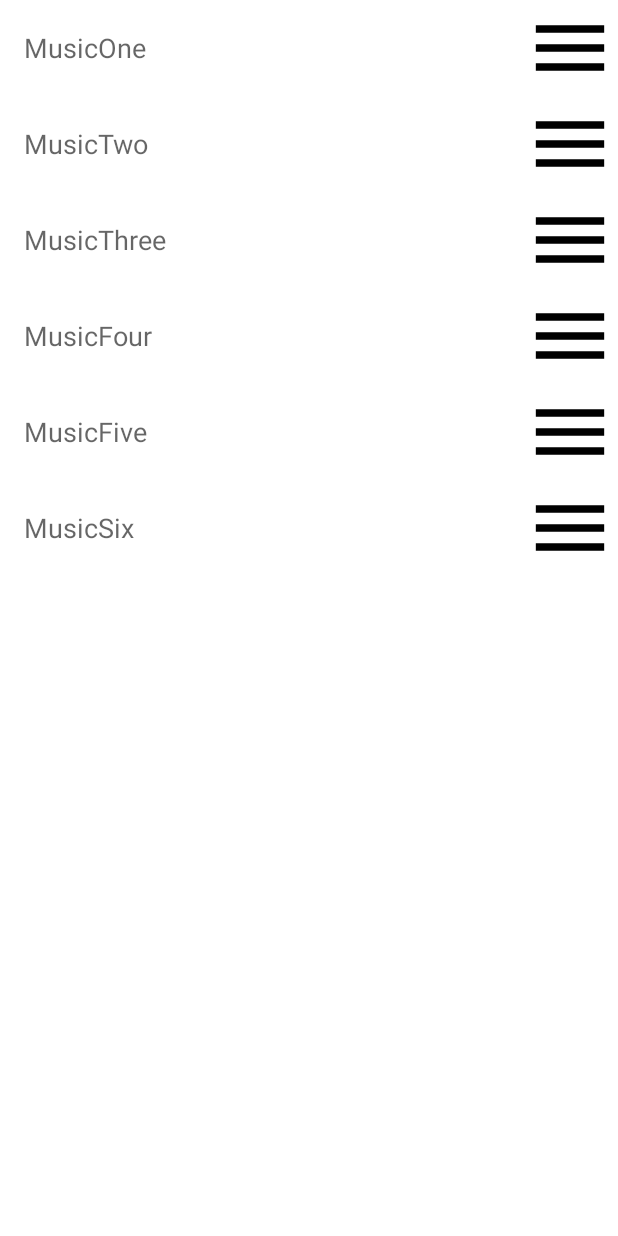
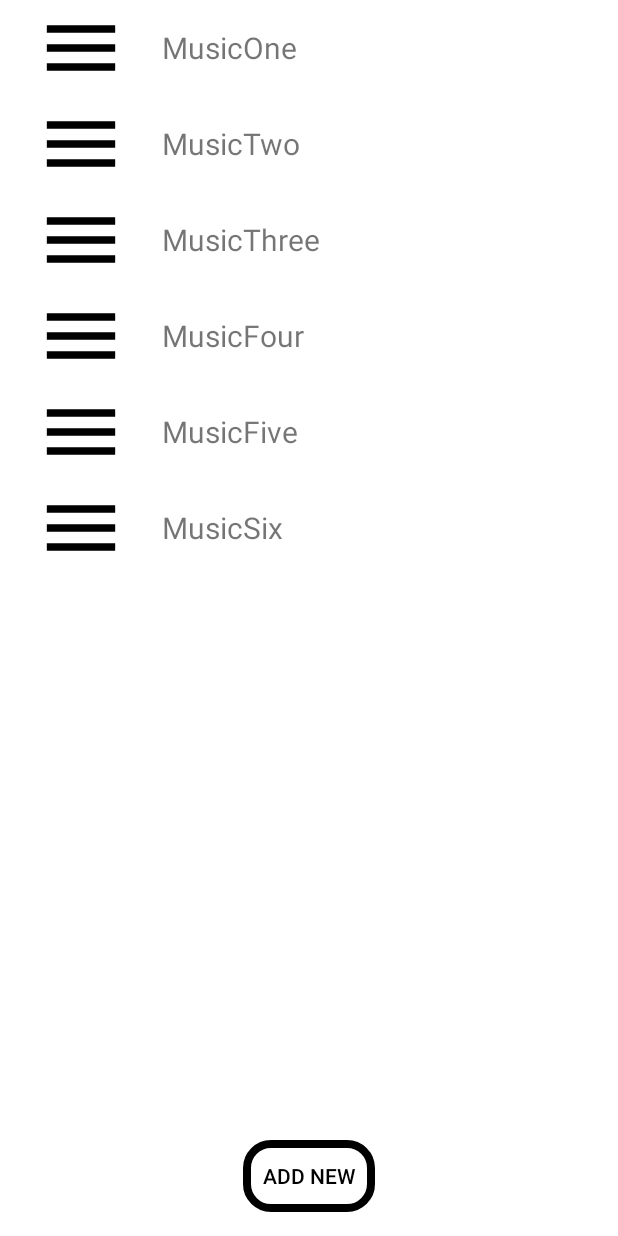
Before and after one commit to 2hemi/Meme-Sound-Floating-Widget-Android-Studio, an Android app: the screen it shows after launch (SongSelectorActivity), after a tap on "Music shortcuts", on a phone screen of 412 x 824 dp. Run offline under Robolectric (Android 15) with nearby library versions, the phone set to English and light mode, and no system bars.

Commit message:
music player update

```diff
--- a/app/src/main/AndroidManifest.xml
+++ b/app/src/main/AndroidManifest.xml
@@ -3,6 +3,7 @@
     package="com.TwoHemi.memesoundfloatingwidget">
 
     <uses-permission android:name="android.permission.SYSTEM_ALERT_WINDOW" />
+    <uses-permission android:name="android.permission.READ_EXTERNAL_STORAGE"/>
 
     <application
         android:allowBackup="true"
--- a/app/src/main/java/com/TwoHemi/memesoundfloatingwidget/MainActivity.java
+++ b/app/src/main/java/com/TwoHemi/memesoundfloatingwidget/MainActivity.java
@@ -12,12 +12,9 @@ import android.content.pm.PackageManager;
 import android.os.Build;
 import android.os.Bundle;
 import android.provider.Settings;
-import android.view.View;
-import android.widget.Button;
-import android.widget.CompoundButton;
+
 import android.widget.RelativeLayout;
 import android.widget.Switch;
-import android.widget.Toast;
 
 
 public class MainActivity extends AppCompatActivity {
@@ -28,11 +25,35 @@ public class MainActivity extends AppCompatActivity {
     protected void onCreate(Bundle savedInstanceState) {
         super.onCreate(savedInstanceState);
         setContentView(R.layout.activity_main);
+        ActivityResultLauncher<String> requestPermissionLauncher =
+                registerForActivityResult(new ActivityResultContracts.RequestPermission(), isGranted -> {
+                    if (isGranted) {
+                        //to modify
+                    } else {
+                        finish();
+                        //to modify
+                    }
+                });
+
         if (!Settings.canDrawOverlays(this))
             if (Build.VERSION.SDK_INT >= Build.VERSION_CODES.M) {
                 Intent myIntent = new Intent(Settings.ACTION_MANAGE_OVERLAY_PERMISSION);
                 startActivity(myIntent);
             }
+
+        if (ContextCompat.checkSelfPermission(
+                this, Manifest.permission.READ_EXTERNAL_STORAGE) ==
+                PackageManager.PERMISSION_GRANTED) {
+
+            //to modify
+        }
+        else {
+            requestPermissionLauncher.launch(
+                    Manifest.permission.READ_EXTERNAL_STORAGE);
+        }
+
+
+
         aSwitch = findViewById(R.id.switch1);
 
         aSwitch.setOnCheckedChangeListener((compoundButton, b) -> {
--- /dev/null
+++ b/app/src/main/res/drawable/button_shape.xml
@@ -0,0 +1,12 @@
+<?xml version="1.0" encoding="utf-8"?>
+<shape xmlns:android="http://schemas.android.com/apk/res/android"
+    android:shape="rectangle">
+
+    <stroke
+        android:width="5dp"
+        android:color="#000" />
+
+    <solid android:color="#00000000" />
+
+    <corners android:radius="16dp"/>
+</shape>
--- a/app/src/main/res/layout/activity_song_selector.xml
+++ b/app/src/main/res/layout/activity_song_selector.xml
@@ -1,5 +1,5 @@
 <?xml version="1.0" encoding="utf-8"?>
-<LinearLayout xmlns:android="http://schemas.android.com/apk/res/android"
+<RelativeLayout xmlns:android="http://schemas.android.com/apk/res/android"
     xmlns:app="http://schemas.android.com/apk/res-auto"
     xmlns:tools="http://schemas.android.com/tools"
     android:layout_width="match_parent"
@@ -13,7 +13,16 @@
         android:layout_height="match_parent" />
 
 
-<!--    <Button-->
-<!--        android:layout_width="wrap_content"-->
-<!--        android:layout_height="wrap_content"/>-->
-</LinearLayout>
+    <android.widget.Button
+        android:id="@+id/add_new"
+        android:layout_width="wrap_content"
+        android:layout_height="wrap_content"
+        android:background="@drawable/button_shape"
+        android:textColor="#000"
+        android:text="Add New"
+        android:layout_margin="16dp"
+        android:layout_alignParentBottom="true"
+        android:layout_centerHorizontal="true"/>
+
+
+</RelativeLayout>
--- a/app/src/main/res/layout/music_list.xml
+++ b/app/src/main/res/layout/music_list.xml
@@ -1,25 +1,23 @@
 <?xml version="1.0" encoding="utf-8"?>
-<FrameLayout xmlns:android="http://schemas.android.com/apk/res/android"
+<LinearLayout xmlns:android="http://schemas.android.com/apk/res/android"
     android:id="@+id/item"
     android:layout_width="match_parent"
     android:layout_height="?listPreferredItemHeight"
     android:clickable="true"
-    android:focusable="true"
-    android:foreground="?selectableItemBackground">
+    android:orientation="horizontal">
+
+    <ImageView
+        android:id="@+id/handle"
+        android:layout_width="wrap_content"
+        android:layout_height="match_parent"
+        android:layout_gravity="center_vertical|left"
+        android:scaleType="center"
+        android:src="@drawable/ic_list_foreground" />
 
     <TextView
         android:id="@+id/music_name"
-        android:layout_width="wrap_content"
+        android:textSize="20sp"
+        android:layout_width="match_parent"
         android:layout_height="wrap_content"
-        android:layout_gravity="center_vertical"
-        android:layout_marginLeft="16dp"
-        android:textAppearance="?android:attr/textAppearanceMedium" />
-
-    <ImageView
-        android:id="@+id/handle"
-        android:layout_width="?listPreferredItemHeight"
-        android:layout_height="match_parent"
-        android:layout_gravity="center_vertical|right"
-        android:scaleType="center"
-        android:src="@drawable/ic_list_foreground" />
-</FrameLayout>
+        android:layout_gravity="center_vertical"/>
+</LinearLayout>
```
Also changed, not shown: app/src/main/java/com/TwoHemi/memesoundfloatingwidget/SongSelectorActivity.java (+62 -0 lines).
